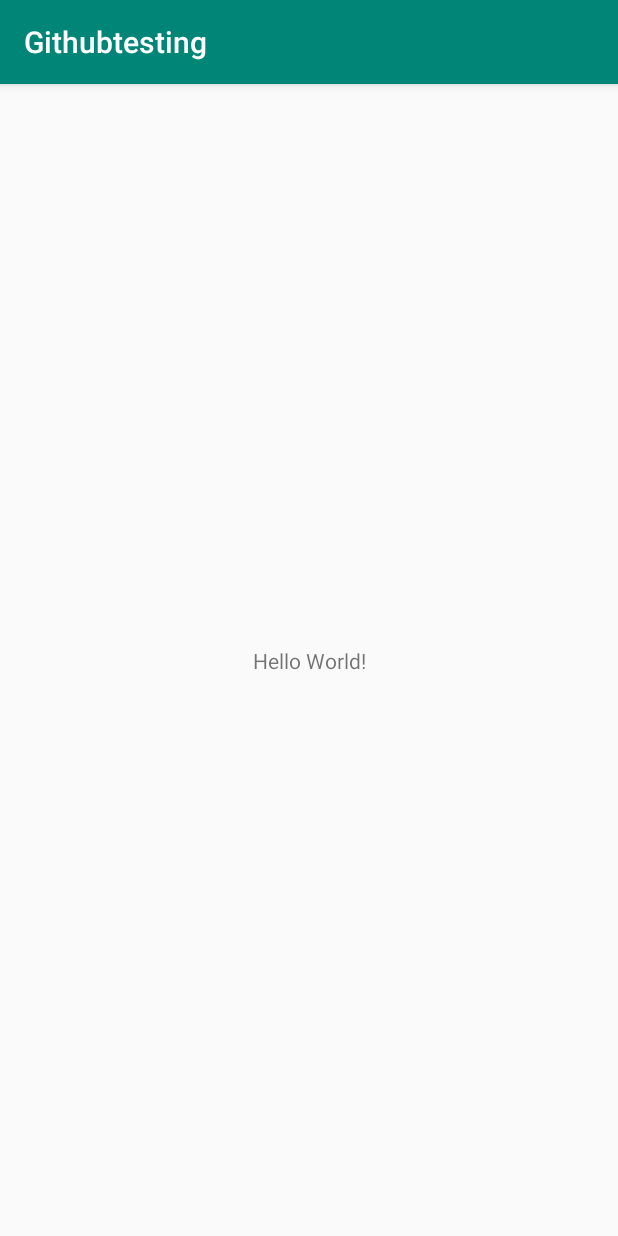
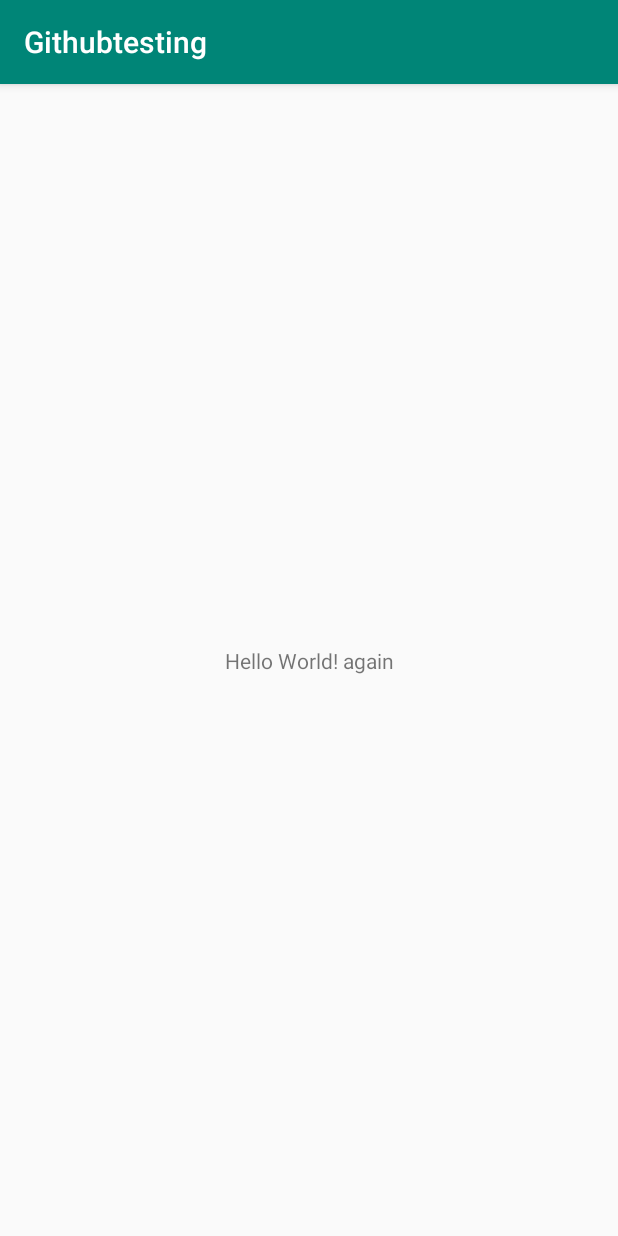
Before and after one commit to MuhammadZahooruzzama/helloworld, an Android app: the screen it shows after launch (MainActivity), on a phone screen of 412 x 824 dp. Run offline under Robolectric (Android 15) with nearby library versions, the phone set to English and light mode, and no system bars.

Commit message:
push first alpha btanch

```diff
--- a/app/src/main/java/com/example/githubtesting/MainActivity.java
+++ b/app/src/main/java/com/example/githubtesting/MainActivity.java
@@ -10,6 +10,9 @@ public class MainActivity extends AppCompatActivity {
     protected void onCreate(Bundle savedInstanceState) {
         super.onCreate(savedInstanceState);
         setContentView(R.layout.activity_main);
-        // hello world
+        // hello world again
+        //jkkhjkhkhjjhk
+
+        //hjkhjkhkj
     }
 }
--- a/app/src/main/res/layout/activity_main.xml
+++ b/app/src/main/res/layout/activity_main.xml
@@ -9,7 +9,7 @@
     <TextView
         android:layout_width="wrap_content"
         android:layout_height="wrap_content"
-        android:text="Hello World!"
+        android:text="Hello World! again"
         app:layout_constraintBottom_toBottomOf="parent"
         app:layout_constraintLeft_toLeftOf="parent"
         app:layout_constraintRight_toRightOf="parent"
```
